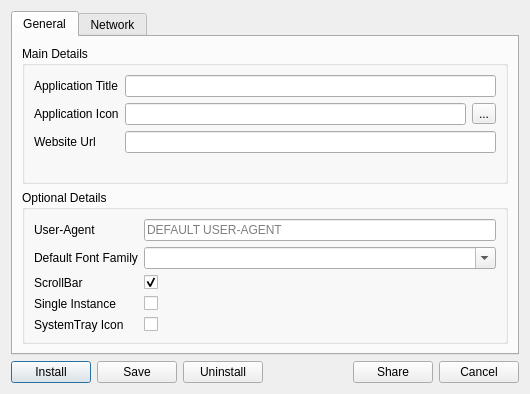
realbardia/bew, file src/adddialog.ui: the form before one commit.
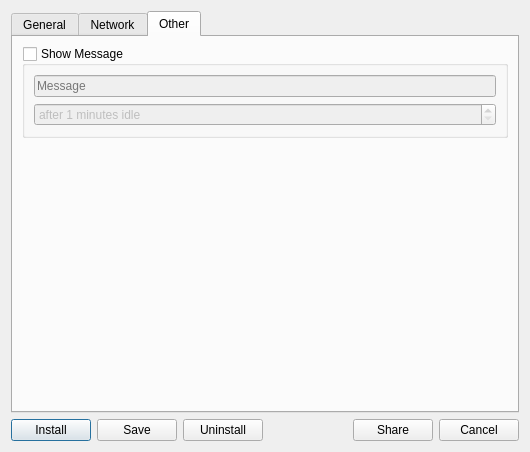
The form after the commit. The open tabs and pages were chosen to show the change.

The edit to the form file:
```diff
--- a/src/adddialog.ui
+++ b/src/adddialog.ui
@@ -7,7 +7,7 @@
     <x>0</x>
     <y>0</y>
     <width>530</width>
-    <height>394</height>
+    <height>452</height>
    </rect>
   </property>
   <property name="windowTitle">
@@ -253,6 +253,64 @@
        </item>
       </layout>
      </widget>
+     <widget class="QWidget" name="tab_3">
+      <attribute name="title">
+       <string>Other</string>
+      </attribute>
+      <layout class="QVBoxLayout" name="verticalLayout_4">
+       <item>
+        <widget class="QGroupBox" name="messageGroup">
+         <property name="title">
+          <string>Show Message</string>
+         </property>
+         <property name="checkable">
+          <bool>true</bool>
+         </property>
+         <property name="checked">
+          <bool>false</bool>
+         </property>
+         <layout class="QVBoxLayout" name="verticalLayout_5">
+          <item>
+           <widget class="QLineEdit" name="message">
+            <property name="placeholderText">
+             <string>Message</string>
+            </property>
+           </widget>
+          </item>
+          <item>
+           <widget class="QSpinBox" name="messageIdleMins">
+            <property name="suffix">
+             <string> minutes idle</string>
+            </property>
+            <property name="prefix">
+             <string>after </string>
+            </property>
+            <property name="minimum">
+             <number>1</number>
+            </property>
+            <property name="maximum">
+             <number>120</number>
+            </property>
+           </widget>
+          </item>
+         </layout>
+        </widget>
+       </item>
+       <item>
+        <spacer name="verticalSpacer">
+         <property name="orientation">
+          <enum>Qt::Vertical</enum>
+         </property>
+         <property name="sizeHint" stdset="0">
+          <size>
+           <width>20</width>
+           <height>40</height>
+          </size>
+         </property>
+        </spacer>
+       </item>
+      </layout>
+     </widget>
     </widget>
    </item>
    <item>
```
